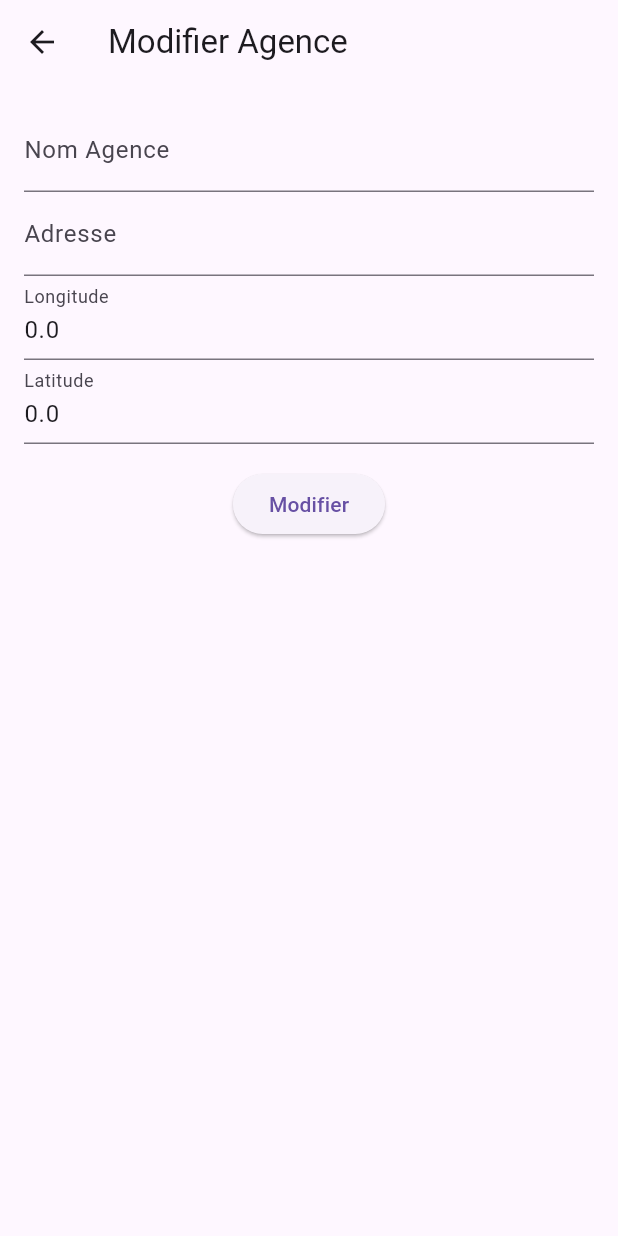
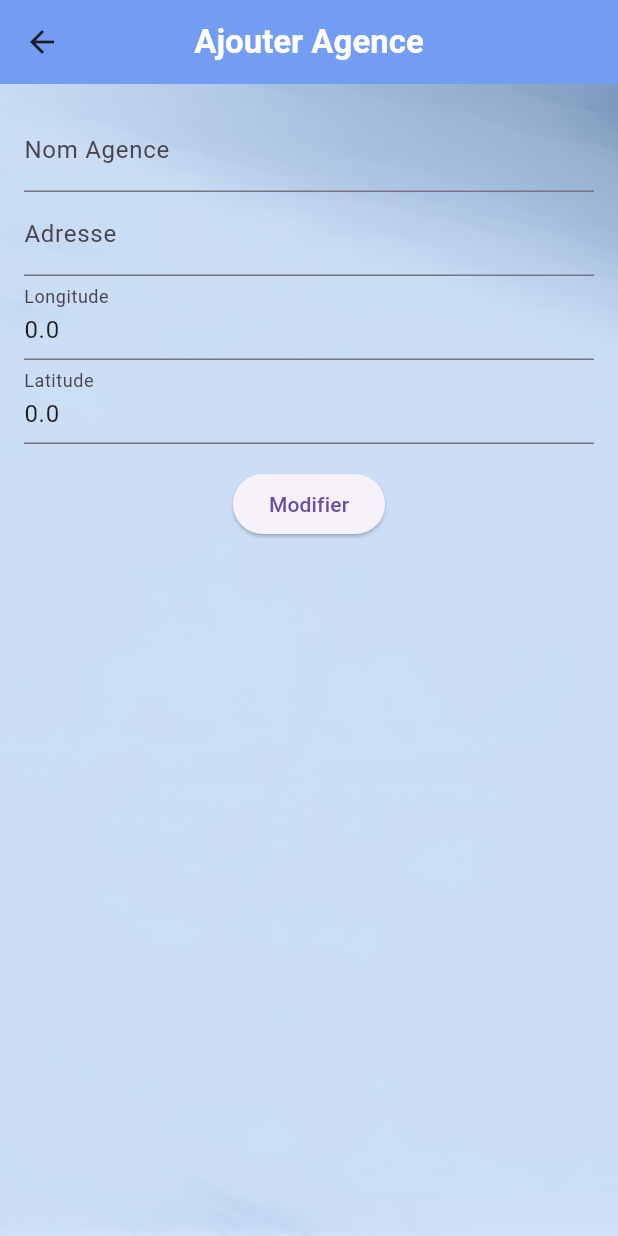
Before and after one commit to Marwen-Hammami/LocaGest-Flutter, a Flutter app: the Modifier screen opened directly with empty values, on a phone screen of 412 x 824 dp. Run offline on Flutter 3.47's test engine with Material 3 defaults, Android fonts, the phone set to English and light mode, and no system bars; our stand-ins replace datetime_picker_formfield, fl_chart, flutter_svg, shared_preferences, syncfusion_flutter_charts, table_calendar and 1 more; accounts and stored records are empty; network calls fail.

Commit message:
User + Chat + Reservation + Agence + Flotte

```diff
--- a/lib/screens/agence_screen/modifier.dart
+++ b/lib/screens/agence_screen/modifier.dart
@@ -43,9 +43,24 @@ class _ModifierState extends State<Modifier> {
   Widget build(BuildContext context) {
     return Scaffold(
       appBar: AppBar(
-        title: Text('Modifier Agence'),
+        title: const Text(
+          'Ajouter Agence',
+          textAlign: TextAlign.center,
+          style: TextStyle(
+            color: Colors.white,
+            fontWeight: FontWeight.bold,
+          ),
+        ),
+        centerTitle: true,
+        backgroundColor: const Color.fromARGB(255, 114, 157, 243),
       ),
-      body: Padding(
+      body: Container(
+        decoration: const BoxDecoration(
+          image: DecorationImage(
+            image: AssetImage('images/back.jpg'),
+            fit: BoxFit.cover,
+          ),
+        ),
         padding: const EdgeInsets.all(16.0),
         child: Column(
           children: [
--- a/lib/screens/chat_screen/banned_words_screen.dart
+++ b/lib/screens/chat_screen/banned_words_screen.dart
@@ -18,7 +18,10 @@ class _BannedWordsScreenState extends State<BannedWordsScreen> {
         title: const Text('Gérer les mots Bannis'),
       ),
       body: SingleChildScrollView(
-        child: Padding(
+        //child: Padding(
+        child: Center(
+          child: Container(
+            width: MediaQuery.of(context).size.width * 0.9, // 90%
             padding: const EdgeInsets.all(16.0),
             child: Column(
               crossAxisAlignment: CrossAxisAlignment.end,
@@ -46,6 +49,7 @@ class _BannedWordsScreenState extends State<BannedWordsScreen> {
                   },
                 ),
               ],
+            ),
           ),
         ),
       ),
```
Also changed, not shown: lib/screens/agence_screen/ajouter.dart (+17 -2 lines). Lines whose indentation alone changed are shown as unchanged.
